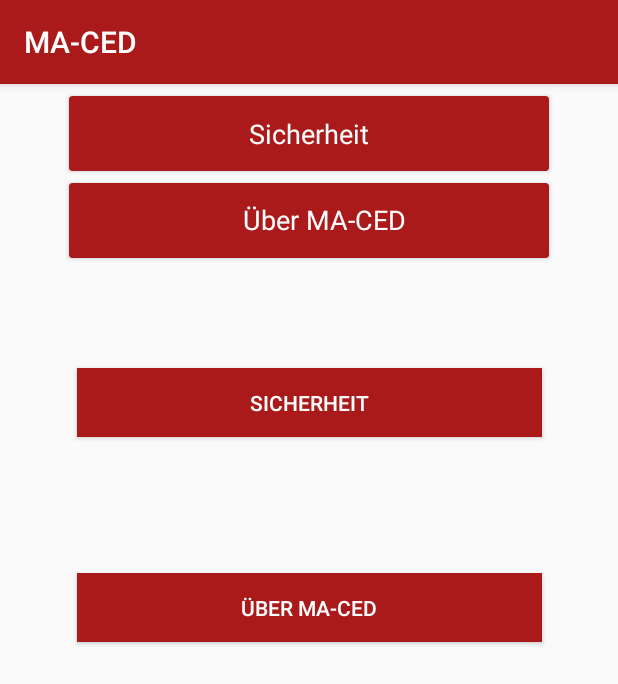
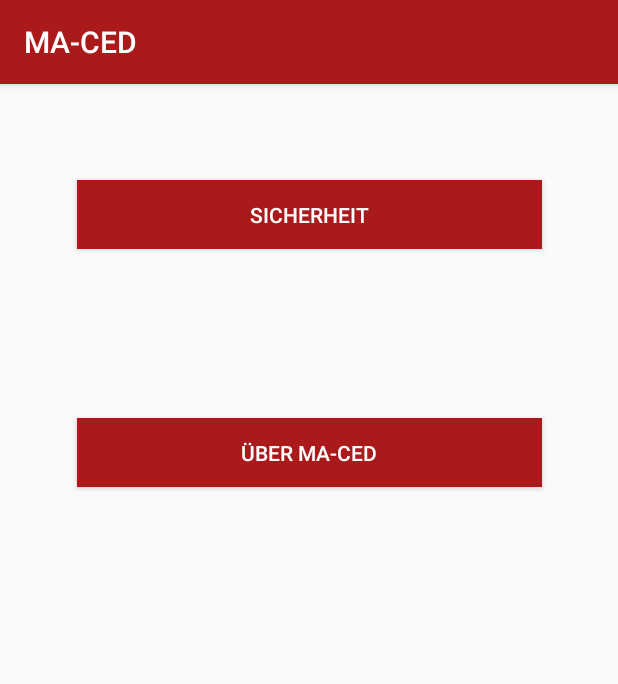
Before and after one commit to DiToni/MACED, an Android app: the Settings screen opened directly, with no data from a screen before it, on a phone screen of 412 x 824 dp. Shown: the top 684 px of the screen. Run offline under Robolectric (Android 15) with nearby library versions, the phone set to English and light mode, and no system bars; 4 statements that could not run were skipped.

Commit message:
Button angepasst

```diff
--- a/app/src/main/res/layout/activity_settings.xml
+++ b/app/src/main/res/layout/activity_settings.xml
@@ -7,89 +7,20 @@
     android:layout_height="match_parent"
     tools:context=".Settings">
 
-    <android.support.v7.widget.CardView
-        android:id="@+id/schutz"
-        android:layout_width="320dp"
-        android:layout_height="50dp"
-        android:layout_marginEnd="8dp"
-        android:layout_marginStart="8dp"
-        android:layout_marginTop="8dp"
-        app:cardBackgroundColor="@color/colorAccent"
-        app:layout_constraintEnd_toEndOf="parent"
-        app:layout_constraintStart_toStartOf="parent"
-        app:layout_constraintTop_toTopOf="parent">
-
-        <RelativeLayout
-            android:layout_width="match_parent"
-            android:layout_height="match_parent">
-
-            <TextView
-                android:id="@+id/textView2"
-                android:layout_width="wrap_content"
-                android:layout_height="wrap_content"
-                android:layout_centerInParent="true"
-                android:text="@string/sicherheit"
-                android:textColor="#fff"
-                android:textSize="18sp" />
-            <Button
-                android:layout_width="wrap_content"
-                android:layout_height="wrap_content"
-                android:layout_alignParentBottom="true"
-                android:id="@+id/sicherheitbtn"
-                android:layout_alignParentStart="true"
-
-                android:textColor="#000000"
-                android:background="@android:color/transparent"
-                />
-
-        </RelativeLayout>
-    </android.support.v7.widget.CardView>
-
-
-
-    <android.support.v7.widget.CardView
-        android:id="@+id/infos"
-        android:layout_width="320dp"
-        android:layout_height="50dp"
-        android:layout_marginEnd="8dp"
-        android:layout_marginStart="8dp"
-        android:layout_marginTop="8dp"
-        app:cardBackgroundColor="@color/colorAccent"
-        app:layout_constraintEnd_toEndOf="parent"
-        app:layout_constraintStart_toStartOf="parent"
-        app:layout_constraintTop_toBottomOf="@+id/schutz">
-
-        <RelativeLayout
-            android:layout_width="342dp"
-            android:layout_height="49dp">
-
-            <TextView
-                android:id="@+id/textView3"
-                android:layout_width="wrap_content"
-                android:layout_height="wrap_content"
-                android:text="@string/ueber_ma_ced"
-                android:layout_centerInParent="true"
-                android:textColor="#fff"
-                android:textSize="18sp"/>
-        </RelativeLayout>
-    </android.support.v7.widget.CardView>
 
     <Button
         android:id="@+id/sicherheitBtn"
         android:layout_width="310dp"
         android:layout_height="46dp"
-        android:layout_marginBottom="8dp"
         android:layout_marginEnd="8dp"
         android:layout_marginStart="8dp"
-        android:layout_marginTop="8dp"
+        android:layout_marginTop="64dp"
         android:background="@color/colorAccent"
         android:text="Sicherheit"
         android:textColor="@color/cardview_light_background"
-        app:layout_constraintBottom_toBottomOf="parent"
         app:layout_constraintEnd_toEndOf="parent"
         app:layout_constraintStart_toStartOf="parent"
-        app:layout_constraintTop_toBottomOf="@+id/infos"
-        app:layout_constraintVertical_bias="0.111" />
+        app:layout_constraintTop_toTopOf="parent" />
 
     <Button
         android:id="@+id/UeberMACEDBtn"
```
Also changed, not shown: app/src/main/res/layout/activity_security_scene.xml (+12 -24 lines).
